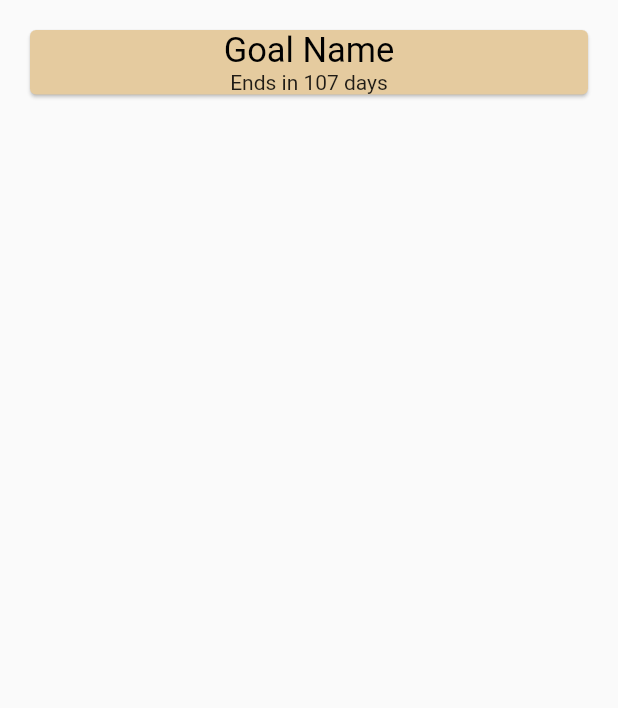
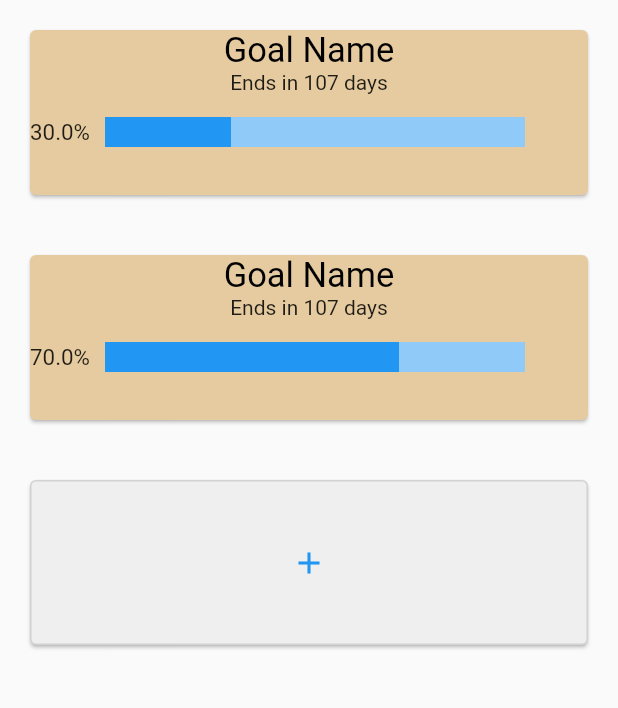
Before and after one commit to DavisKerr/microCalendar, a Flutter app: the screen it shows after launch, on a phone screen of 412 x 824 dp, the part 126-834 px from its top. Run offline on Flutter 3.47's test engine with Material 2 defaults, Android fonts, the phone set to English and light mode, and no system bars; our stand-ins replace flutter_redux, redux; Roboto replaces fonts that are missing (OpenSans).

Commit message:
Added progress tracking through popup menu.

```diff
--- /dev/null
+++ b/TODO.txt
@@ -0,0 +1,2 @@
+- Change Goal Progress to a linked list holding the object. This will make inserting and removing progress very fast.
+It will not suffer much in search performance because it is more than likely that every element will have to be displayed anyway.
--- a/lib/Actions/goal_actions.dart
+++ b/lib/Actions/goal_actions.dart
@@ -1,3 +1,18 @@
 import 'package:flutter/material.dart';
 
-import 'action.dart';
+import 'action.dart' as AppAction;
+import '../Model/goal.dart';
+import '../Model/goal_progress.dart';
+
+@immutable
+abstract class GoalAction extends AppAction.Action {
+  final Goal goal;
+
+  const GoalAction(this.goal);
+}
+
+@immutable
+class AddGoalProgressAction extends GoalAction {
+  final GoalProgress newProgress;
+  const AddGoalProgressAction(Goal goal, this.newProgress) : super(goal);
+}
--- a/lib/Model/goal.dart
+++ b/lib/Model/goal.dart
@@ -1,5 +1,7 @@
 import 'package:flutter/material.dart';
 import 'package:intl/intl.dart';
+
+import './goal_progress.dart';
 
 enum PeriodUnit {day, week, month}
 
@@ -7,15 +9,16 @@ enum PeriodUnit {day, week, month}
 class Goal {
   final String goalName;
   final String goalVerb;
-  final int goalQuantity;
+  final double goalQuantity;
   final String goalUnits;
   final PeriodUnit goalPeriod;
   final Duration goalDuration;
-  final String goalStartDate; // Change Back to DateTime
-  final String goalEndDate; // Change Back to DateTime
+  final String goalStartDate;
+  final String goalEndDate;
+  final Iterable<GoalProgress>? progress;
   final Object? subGoal;
   final String? goalContext;
-  final int? progress;
+  final int goalId;
 
   const Goal({
     required this.goalName,
@@ -26,6 +29,7 @@ class Goal {
     required this.goalDuration,
     required this.goalStartDate,
     required this.goalEndDate,
+    required this.goalId,
     this.subGoal,
     this.goalContext,
     this.progress
--- /dev/null
+++ b/lib/Model/goal_progress.dart
@@ -0,0 +1,12 @@
+import 'package:flutter/material.dart';
+import 'package:intl/intl.dart';
+
+@immutable
+class GoalProgress {
+  final double progress;
+  final String dateString;
+
+  const GoalProgress({required this.progress, required this.dateString});
+
+  operator +(GoalProgress other) => this.progress + other.progress;
+}
--- a/lib/Reducers/Reducer.dart
+++ b/lib/Reducers/Reducer.dart
@@ -1,6 +1,61 @@
 import '../State/app_state.dart';
+import '../Model/goal.dart';
+import '../Model/goal_progress.dart';
+import '../Actions/action.dart';
+import '../Actions/goal_actions.dart';
 
-AppState reducer(AppState oldState, action) {
 
-  return oldState;
+
+extension AddRemoveItemSorted<T> on Iterable<T> {
+  Iterable<T> operator +(T other) {
+    return  followedBy([other]);
+  }
+
+  Iterable<T> operator -(T other) => where((element) => element != other);
 }
+
+Iterable<Goal> updateGoalProgress(
+  Iterable<Goal> previousItems,
+  AddGoalProgressAction action,
+) {
+  return previousItems.map((Goal e) {
+    if(e.goalId == action.goal.goalId)
+    {
+      return Goal(
+        goalName: action.goal.goalName,
+        goalVerb: action.goal.goalVerb,
+        goalQuantity: action.goal.goalQuantity,
+        goalUnits: action.goal.goalUnits,
+        goalPeriod: action.goal.goalPeriod,
+        goalStartDate: action.goal.goalStartDate,
+        goalEndDate: action.goal.goalEndDate,
+        goalDuration: action.goal.goalDuration,
+        progress: action.goal.progress! + action.newProgress,
+        goalId: action.goal.goalId,
+      );
+    }
+    else
+    {
+      return e;
+    }
+  });
+}
+
+Iterable<Goal> addGoalProgressReducer(
+  AppState oldAppState,
+  Action action,
+) {
+  if(action is AddGoalProgressAction) {
+    return updateGoalProgress(oldAppState.goalList, action);
+  }
+  else {
+    return oldAppState.goalList;
+  }
+}
+
+AppState appStateReducer(
+  AppState oldAppState,
+  action
+) => AppState(
+  goalList: addGoalProgressReducer(oldAppState, action)
+);
--- a/lib/State/app_state.dart
+++ b/lib/State/app_state.dart
@@ -1,5 +1,7 @@
 import 'dart:ui';
+
 import '../Model/goal.dart';
+import '../Model/goal_progress.dart';
 
 import 'package:flutter/material.dart';
 import 'package:intl/intl.dart';
@@ -26,6 +28,20 @@ class AppState {
         goalStartDate: "2022-04-20 00:00:00",
         goalEndDate: "2022-12-15 23:59:99.99",
         goalDuration: Duration(days: 31),
+        progress: [GoalProgress(progress: 1, dateString: '2022-04-23 12:23:04'), GoalProgress(progress: 2, dateString: '2022-04-24 12:20:07')],
+        goalId: 0,
+      ),
+      Goal(
+        goalName: "Goal Name",
+        goalVerb: "Verb",
+        goalQuantity: 10,
+        goalUnits: "Units",
+        goalPeriod: PeriodUnit.day,
+        goalStartDate: "2022-04-20 00:00:00",
+        goalEndDate: "2022-12-15 23:59:99.99",
+        goalDuration: Duration(days: 31),
+        progress: [GoalProgress(progress: 5, dateString: '2022-04-21 12:23:04'), GoalProgress(progress: 2, dateString: '2022-04-22 12:20:07')],
+        goalId: 1,
       )
     ];
 }
--- /dev/null
+++ b/lib/Widgets/add_goal_button.dart
@@ -0,0 +1,19 @@
+import 'package:flutter/material.dart';
+
+class AddGoalButton extends StatelessWidget {
+  const AddGoalButton({Key? key}) : super(key: key);
+
+  @override
+  Widget build(BuildContext context) {
+    return Container(
+      height: 150,
+      child: Card(
+        color: Color.fromARGB(255, 239, 239, 239),
+        margin: EdgeInsets.all(20),
+        child: OutlinedButton(onPressed: (){}, child: Icon(Icons.add)),
+      ),
+    );
+  }
+}
+
+//child: OutlinedButton(onPressed: (){}, child: Icon(Icons.add)
--- a/lib/Widgets/goal_box.dart
+++ b/lib/Widgets/goal_box.dart
@@ -6,14 +6,19 @@ import 'package:redux/redux.dart';
 import 'package:flutter_redux/flutter_redux.dart';
 import 'package:intl/intl.dart';
 
+
 import '../State/app_state.dart';
 import '../Model/goal.dart';
+import '../Model/goal_progress.dart';
+import '../Widgets/horizontal_progress_bar.dart';
 
 class GoalBox extends StatelessWidget {
 
-  final Goal? goal;
+  final Goal goal;
+  final Function onBoxClick;
+  final Store store;
 
-  GoalBox({required this.goal});
+  GoalBox({required this.goal, required this.onBoxClick, required this.store});
 
   int daysLeft(String endString)
   {
@@ -24,19 +29,32 @@ class GoalBox extends StatelessWidget {
     return (end.difference(now).inHours / 24).round();
   }
 
+  double calculateProgress(Goal goal)
+  {
+    return goal.progress!.fold(0.0, (double prev, GoalProgress element) => prev + element.progress);
+  }
+
   @override
   Widget build(BuildContext context) {
-    return Card(
+    return GestureDetector(
+      onTap: () {onBoxClick(context, store, goal);},
+      onLongPress: () {print("Long Press!");},
+      child: Container(
+        height: 150,
+        child: Card(
           margin: EdgeInsets.all(20),
           color: Theme.of(context).cardColor,
           child: Column(
             children: <Widget>[
               Text(
-            goal!.goalName,
+                goal.goalName,
                 style: Theme.of(context).textTheme.titleMedium
               ),
-          Text("Ends in " + daysLeft(goal!.goalEndDate).toString() + " days")
+              Text("Ends in " + daysLeft(goal.goalEndDate).toString() + " days"),
+              HorizontalProgressBar(total: goal.goalQuantity, current: calculateProgress(this.goal)),
             ],
+          ),
+        ),
       ),
     );
   }
--- a/lib/Widgets/goal_screen.dart
+++ b/lib/Widgets/goal_screen.dart
@@ -5,13 +5,15 @@ import 'package:flutter_redux/flutter_redux.dart';
 
 import '../Model/goal.dart';
 import '../State/app_state.dart';
+import '../Widgets/add_goal_button.dart';
 
 
 class GoalScreen extends StatelessWidget {
 
   final Store store;
+  final Function TrackGoalFunction;
 
-  const GoalScreen({required this.store});
+  const GoalScreen({required this.store, required this.TrackGoalFunction});
 
   @override
   Widget build(BuildContext context) {
@@ -25,15 +27,20 @@ class GoalScreen extends StatelessWidget {
               builder: (context, items) {
                 return Expanded(
                   child: ListView.builder(
-                    itemCount: items.length,
+                    itemCount: items.length + 1,
                     itemBuilder: (context, index) {
-                      final item = items.elementAt(index);
-                      return GoalBox(goal: item);
+                      if(index < items.length)
+                      {
+                        final item = items.elementAt(index);
+                        return GoalBox(goal: item, onBoxClick: TrackGoalFunction, store: store);
+                      }
+                      return AddGoalButton();
                     },
                   ),
                 );
               },
             ),
+
         ],
       ),
     );
--- /dev/null
+++ b/lib/Widgets/horizontal_progress_bar.dart
@@ -0,0 +1,46 @@
+import 'package:flutter/material.dart';
+
+class HorizontalProgressBar extends StatelessWidget {
+  final double total;
+  final double? current;
+
+  const HorizontalProgressBar({required this.total, required this.current});
+
+  double getPercentage()
+  {
+    if(current == null)
+    {
+      return 0;
+    }
+    else
+    {
+      return current! / total;
+    }
+  }
+
+  @override
+  Widget build(BuildContext context) {
+    return Container(
+      margin: EdgeInsets.only(bottom: 25, top: 10),
+      child: Row(
+        children: <Widget>[
+          Container(
+            height: 30,
+            width: 40,
+            child: FittedBox(
+              child: Text('${(getPercentage() * 100).toString()}%',)
+              ),
+          ),
+          SizedBox(width: 10,),
+          Container(
+            height: 20,
+            width: 280,
+            child: LinearProgressIndicator(
+              value: getPercentage(),
+            ),
+          ),
+        ],
+      ),
+    );
+  }
+}
--- a/lib/main.dart
+++ b/lib/main.dart
@@ -3,10 +3,13 @@
 import 'package:flutter_redux/flutter_redux.dart';
 import 'package:intl/intl.dart';
 
+import 'Model/goal.dart';
+
 import 'Widgets/goal_screen.dart';
 import 'Reducers/Reducer.dart';
 import 'State/app_state.dart';
 import 'Styles/app_themes.dart';
+import 'package:micro_calendar/Widgets/track_goal_popup.dart';
 
 
 void main() {
@@ -19,16 +22,26 @@
   );
 }
 
-
-class HomePage extends StatelessWidget {
+class HomePage extends StatefulWidget {
   const HomePage({Key? key}) : super(key: key);
 
+  @override
+  State<HomePage> createState() => _HomePageState();
+}
 
+class _HomePageState extends State<HomePage> {
+
+  void _startGoalTracker(BuildContext ctx, Store store, Goal goal) {
+    showDialog(context: context,
+      builder: (BuildContext context) {
+        return TrackGoalPopup(store: store, goal: goal);
+    });
+  }
 
   @override
   Widget build(BuildContext context) {
     final store = Store(
-      reducer,
+      appStateReducer,
       initialState: const AppState.test(),
     );
     return Scaffold(
@@ -43,7 +56,7 @@
       ),
       body: StoreProvider(
         store: store,
-        child: GoalScreen(store: store),
+        child: GoalScreen(store: store, TrackGoalFunction: _startGoalTracker),
       )
     );
   }
```
Also changed, not shown: lib/Styles/app_themes.dart (+8 -5 lines), lib/Widgets/track_goal_popup.dart (added, +117 -0 lines). Lines whose indentation alone changed are shown as unchanged.
